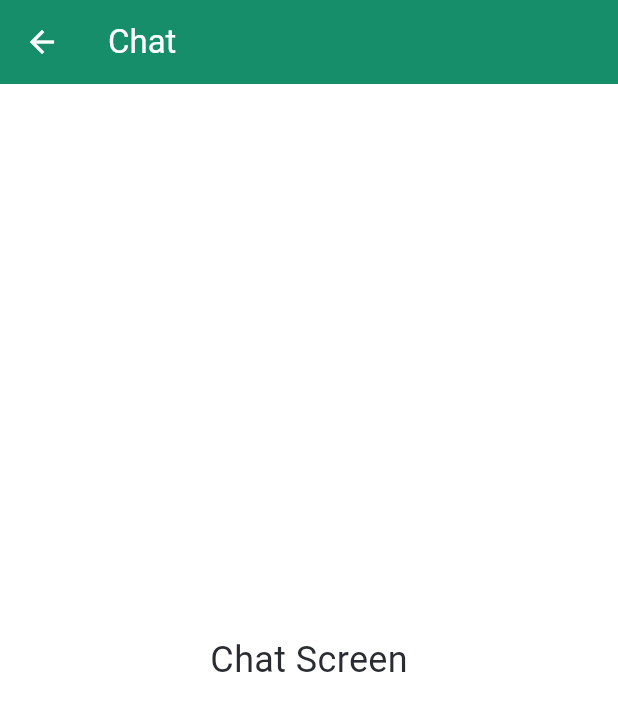
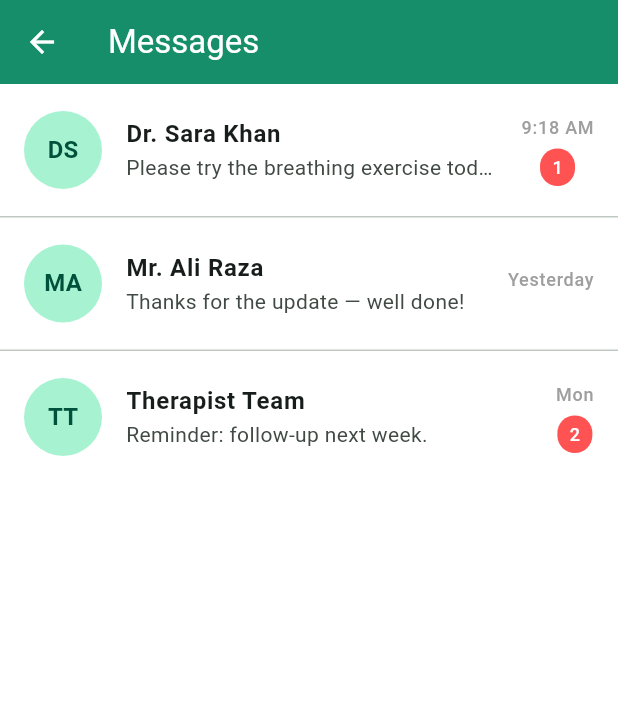
Before and after one commit to aneeq580/FYP-E-Therapy, a Flutter app: the ChatScreen screen opened directly, on a phone screen of 412 x 824 dp. Shown: the top 711 px of the screen. Run offline on Flutter 3.47's test engine with Material 3 defaults, Android fonts, the light colour scheme and no system bars; our stand-ins replace font_awesome_flutter; network calls fail.

Commit message:
Chat-Screen

```diff
--- a/lib/patient/screens/chat_screen.dart
+++ b/lib/patient/screens/chat_screen.dart
@@ -1,14 +1,115 @@
 import 'package:flutter/material.dart';
+import 'chat_detail_screen.dart';
+
+class ChatItem {
+  final String id;
+  final String name;
+  final String lastMessage;
+  final String time;
+  final int unreadCount;
+
+  ChatItem({
+    required this.id,
+    required this.name,
+    required this.lastMessage,
+    required this.time,
+    this.unreadCount = 0,
+  });
+}
 
 class ChatScreen extends StatelessWidget {
   const ChatScreen({super.key});
 
+  static final List<ChatItem> sampleChats = [
+    ChatItem(
+      id: 't1',
+      name: 'Dr. Sara Khan',
+      lastMessage: 'Please try the breathing exercise today.',
+      time: '9:18 AM',
+      unreadCount: 1,
+    ),
+    ChatItem(
+      id: 't2',
+      name: 'Mr. Ali Raza',
+      lastMessage: 'Thanks for the update — well done!',
+      time: 'Yesterday',
+      unreadCount: 0,
+    ),
+    ChatItem(
+      id: 't3',
+      name: 'Therapist Team',
+      lastMessage: 'Reminder: follow-up next week.',
+      time: 'Mon',
+      unreadCount: 2,
+    ),
+  ];
+
   @override
   Widget build(BuildContext context) {
     return Scaffold(
-      appBar: AppBar(title: const Text('Chat')),
-      body: const Center(
-        child: Text('Chat Screen', style: TextStyle(fontSize: 24)),
+      appBar: AppBar(title: const Text('Messages')),
+      body: ListView.separated(
+        itemCount: sampleChats.length,
+        separatorBuilder: (_, __) => const Divider(height: 1),
+        itemBuilder: (context, index) {
+          final chat = sampleChats[index];
+          return ListTile(
+            contentPadding: const EdgeInsets.symmetric(
+              horizontal: 16,
+              vertical: 8,
+            ),
+            leading: CircleAvatar(
+              radius: 26,
+              child: Text(
+                chat.name.split(' ').map((e) => e[0]).take(2).join(),
+                style: const TextStyle(fontWeight: FontWeight.bold),
+              ),
+            ),
+            title: Text(
+              chat.name,
+              style: const TextStyle(fontWeight: FontWeight.w600),
+            ),
+            subtitle: Text(
+              chat.lastMessage,
+              maxLines: 1,
+              overflow: TextOverflow.ellipsis,
+            ),
+            trailing: Column(
+              mainAxisAlignment: MainAxisAlignment.center,
+              children: [
+                Text(
+                  chat.time,
+                  style: const TextStyle(fontSize: 12, color: Colors.grey),
+                ),
+                const SizedBox(height: 6),
+                if (chat.unreadCount > 0)
+                  Container(
+                    padding: const EdgeInsets.symmetric(
+                      horizontal: 8,
+                      vertical: 4,
+                    ),
+                    decoration: BoxDecoration(
+                      color: Colors.redAccent,
+                      borderRadius: BorderRadius.circular(12),
+                    ),
+                    child: Text(
+                      '${chat.unreadCount}',
+                      style: const TextStyle(color: Colors.white, fontSize: 12),
+                    ),
+                  ),
+              ],
+            ),
+            onTap: () {
+              Navigator.push(
+                context,
+                MaterialPageRoute(
+                  builder: (context) =>
+                      ChatDetailScreen(chatId: chat.id, name: chat.name),
+                ),
+              );
+            },
+          );
+        },
       ),
     );
   }
--- a/pubspec.yaml
+++ b/pubspec.yaml
@@ -37,6 +37,7 @@ dependencies:
 
   # Beautiful Font Awesome icons
   font_awesome_flutter: ^10.7.0
+  flutter_chat_ui: ^2.9.2
 
 dev_dependencies:
   flutter_test:
```
Also changed, not shown: lib/patient/screens/chat_detail_screen.dart (added, +135 -0 lines), pubspec.lock, 1 other file.
